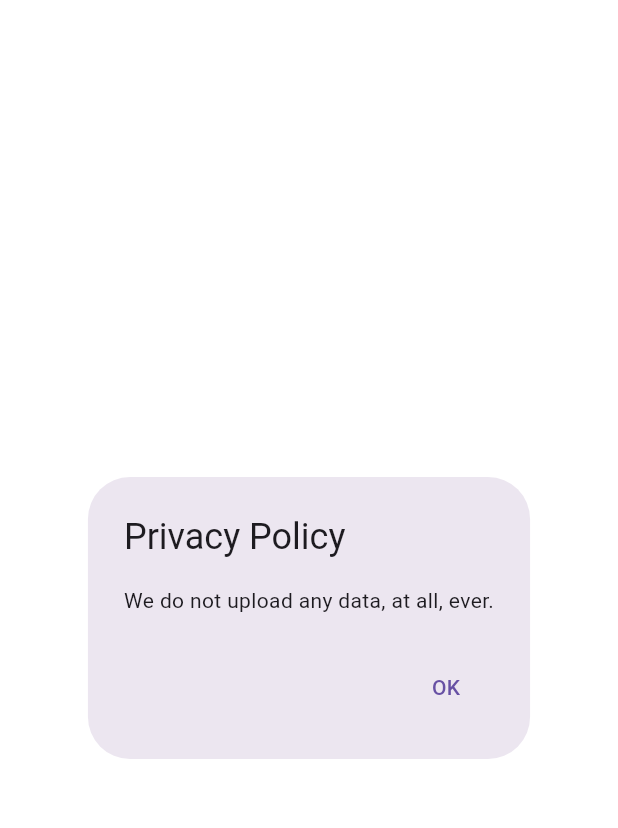
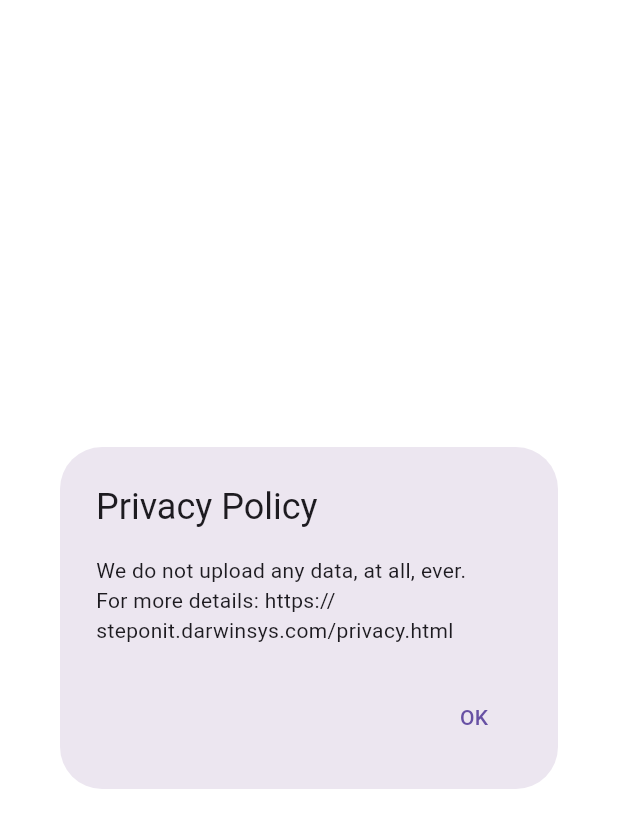
Before and after one commit to IanDarwin/step_on_it, a Flutter app: the screen it shows after launch, in the side drawer, after a tap on "Privacy Policy", on a phone screen of 412 x 824 dp. Shown: the top 828 px of the screen. Run offline on Flutter 3.47's test engine with Material 3 defaults, Android fonts, the phone set to English and light mode, and no system bars; our stand-ins replace flutter_settings_screens, flutter_widget_from_html, in_app_review, package_info_plus, pedometer, permission_handler and 3 more; missing offline and left inert: flutter_email_sender, material_charts; accounts and stored records are empty.

Commit message:
Add link to privacy policy

```diff
--- a/lib/nav_drawer.dart
+++ b/lib/nav_drawer.dart
@@ -12,6 +12,9 @@ import 'constants.dart';
 const deviceDescription = "Mobile";
 
 class NavDrawer extends StatelessWidget {
+
+  const NavDrawer({super.key});
+
   @override
   Widget build(BuildContext context) {
     return Drawer(
@@ -39,7 +42,8 @@ class NavDrawer extends StatelessWidget {
                   MaterialPageRoute(
                       builder:  (context) => AlertDialog(
                           title: const Text("Privacy Policy"),
-                          content: const Text("We do not upload any data, at all, ever."),
+                          content: const Text("We do not upload any data, at all, ever.\n"
+                              "For more details: https://steponit.darwinsys.com/privacy.html"),
                           actions: <Widget> [
                             TextButton(
                                 child: Text("OK"),
```
